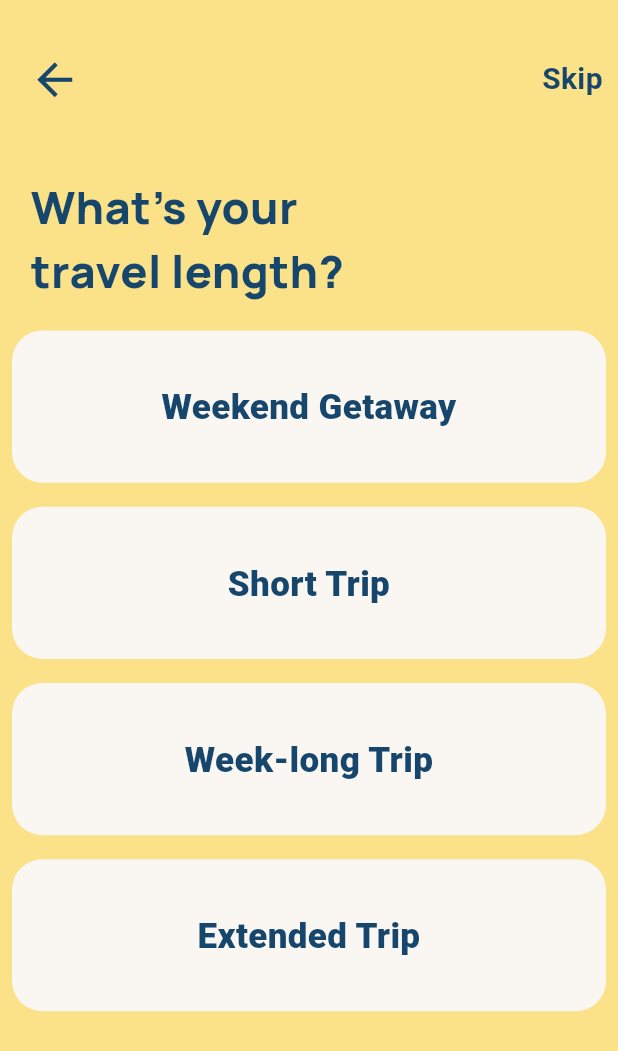
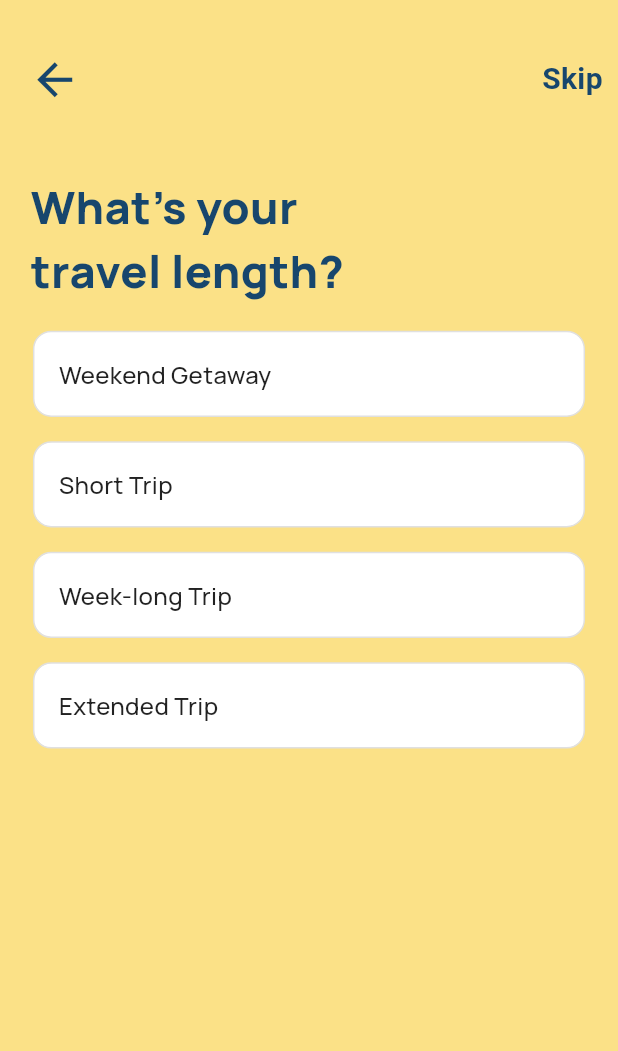
Before and after one commit to swarnaliiiiii/lokus, a Flutter app: the Keywordscreen2 screen opened directly, on a phone screen of 412 x 824 dp. Shown: the top 1051 px of the screen. Run offline on Flutter 3.47's test engine with Material 3 defaults, Android fonts, the phone set to English and light mode, and no system bars; our stand-ins replace flutter_dotenv, flutter_gemini, flutter_screenutil, get, google_fonts, google_maps_flutter and 2 more; accounts and stored records are empty.

Commit message:
feat: add InputController for managing user preferences and selections; update keywords screens and app structure

```diff
--- a/lib/app.dart
+++ b/lib/app.dart
@@ -3,7 +3,7 @@ import 'package:flutter/material.dart';
 import 'package:lokus/screens/splash/splashscreen.dart';
 import 'package:flutter_screenutil/flutter_screenutil.dart';
 import 'package:get/get.dart';
-
+import 'package:lokus/screens/keywords/keywordscreen2.dart';
 
 class MyApp extends StatelessWidget {
   const MyApp({Key? key}) : super(key: key);
@@ -18,7 +18,7 @@ class MyApp extends StatelessWidget {
       builder: (context, child) {
         return GetMaterialApp(
           debugShowCheckedModeBanner: false,
-          home: const SplashScreen(),
+          home: const Keywordscreen2(),
         );
       },
     );
--- /dev/null
+++ b/lib/controllers/inputcontroller.dart
@@ -0,0 +1,98 @@
+import 'package:get/get.dart';
+import 'package:shared_preferences/shared_preferences.dart';
+
+class InputController extends GetxController {
+  var SelectedDuration = ''.obs;
+  var SelectedBudget = ''.obs;
+  var SelectedPeople = ''.obs;
+  var SelectedDestination = ''.obs;
+
+  final List<String> durationOptions = [
+    'Weekend Getaway',
+    'Short Trip',
+    'Week-long Trip',
+    'Extended Trip',
+  ];
+  final List<String> _budgetOptions = [
+    'Budget',
+    'Moderate',
+    'Comfortable',
+    'Premium',
+  ];
+  final List<String> _peopleOptions = [
+    'Solo Traveler',
+    'Couple',
+    'Family of 4',
+    'Group',
+  ];
+
+  @override
+  void onInit() {
+    super.onInit();
+    loadSavedPreferences();
+  }
+
+  Future<void> loadSavedPreferences() async {
+    final prefs = await SharedPreferences.getInstance();
+    SelectedDuration.value = prefs.getString('SelectedDuration') ?? '';
+    SelectedBudget.value = prefs.getString('SelectedBudget') ?? '';
+    SelectedPeople.value = prefs.getString('SelectedPeople') ?? '';
+    SelectedDestination.value = prefs.getString('SelectedDestination') ?? '';
+  }
+
+  Future<void> setTravelDuration(String duration) async {
+    SelectedDuration.value = duration;
+    final prefs = await SharedPreferences.getInstance();
+    await prefs.setString('SelectedDuration', duration);
+  }
+
+  Future<void> setTravelBudget(String budget) async {
+    SelectedBudget.value = budget;
+    final prefs = await SharedPreferences.getInstance();
+    await prefs.setString('SelectedBudget', budget);
+  }
+
+  Future<void> setTravelPeople(String people) async {
+    SelectedPeople.value = people;
+    final prefs = await SharedPreferences.getInstance();
+    await prefs.setString('SelectedPeople', people);
+  }
+
+  Future<void> setTravelDestination(String destination) async {
+    SelectedDestination.value = destination;
+    final prefs = await SharedPreferences.getInstance();
+    await prefs.setString('SelectedDestination', destination);
+  }
+
+  bool isDurationSelected(String duration) {
+    return SelectedDuration.value == duration;
+  }
+  bool isBudgetSelected(String budget) {
+    return SelectedBudget.value == budget;
+  }
+  bool isPeopleSelected(String people) {
+    return SelectedPeople.value == people;
+  }
+  bool isDestinationSelected(String destination) {
+    return SelectedDestination.value == destination;
+  }
+
+  Future<void> clearPreferences() async {
+    final prefs = await SharedPreferences.getInstance();
+    await prefs.remove('SelectedDuration');
+    await prefs.remove('SelectedBudget');
+    await prefs.remove('SelectedPeople');
+    await prefs.remove('SelectedDestination');
+    SelectedDuration.value = '';
+    SelectedBudget.value = '';
+    SelectedPeople.value = '';
+    SelectedDestination.value = '';
+    return;
+  }
+
+  String getFormatedPreference() {
+    return 'Duration: ${SelectedDuration.value}, Budget: ${SelectedBudget.value}, People: ${SelectedPeople.value}, Destination: ${SelectedDestination.value}';
+  }
+
+
+}
--- a/lib/domains/constants/appcolors.dart
+++ b/lib/domains/constants/appcolors.dart
@@ -6,4 +6,6 @@ class AppColors {
   static const Color page3Color = Color.fromRGBO(237, 168, 209, 1);
   static const Color splashColor = Color(0xFFFBD9E5);
   static const Color keywordColor = Color.fromARGB(255, 159, 224, 127);
+  static const Color letterColor = Color(0xFF0D47A1);
+
 }
--- a/lib/main.dart
+++ b/lib/main.dart
@@ -8,6 +8,7 @@ import 'package:get/get.dart';
 import 'routes/app_pages.dart';
 import 'routes/app_routes.dart';
 import 'package:lokus/screens/tab_bar/tabcontroller.dart';
+import 'package:lokus/controllers/inputcontroller.dart';
 
 void main() async {
   // CRITICAL: Initialize Flutter binding first
@@ -19,6 +20,7 @@ void main() async {
 
     // Get API key with better error handling
     String apiKey = dotenv.env['API_KEY'] ?? '';
+
 
     if (apiKey.isEmpty) {
       print('Warning: API_KEY not found in .env file');
@@ -52,5 +54,8 @@ void _initializeControllers() {
     permanent: true,
   );
 
+  Get.put(InputController(), permanent: true);
+  Get.put(NavigationController(), permanent: true);
+
   print('Controllers initialized successfully');
 }
--- a/lib/screens/keywords/keywordscreen2.dart
+++ b/lib/screens/keywords/keywordscreen2.dart
@@ -7,6 +7,8 @@ import 'package:lokus/widgets/square.dart';
 import 'package:flutter_screenutil/flutter_screenutil.dart';
 import 'package:lokus/screens/keywords/keywordscreen3.dart';
 import 'dart:async';
+import 'package:get/get.dart';
+import 'package:lokus/controllers/inputcontroller.dart';
 
 class Keywordscreen2 extends StatefulWidget {
   const Keywordscreen2({Key? key}) : super(key: key);
@@ -16,21 +18,26 @@ class Keywordscreen2 extends StatefulWidget {
 }
 
 class _Keywordscreen2State extends State<Keywordscreen2> {
+  // Get the controller instance
+  final InputController inputController = Get.find<InputController>();
+  Timer? _navigationTimer;
+
   @override
-  void initState() {
-    super.initState();
-    Timer(Duration(seconds: 3), () {
+  void dispose() {
+    _navigationTimer?.cancel();
+    super.dispose();
+  }
+
+  void _handleDurationSelection(String duration) {
+    // Save duration using controller
+    inputController.setTravelDuration(duration);
+
+    // Navigate after short delay
+    _navigationTimer = Timer(Duration(seconds: 1), () {
       Navigator.pushReplacement(
           context, MaterialPageRoute(builder: (context) => Keywordscreen3()));
     });
   }
-
-  final List<String> _durationOptions = [
-    'Weekend Getaway',
-    'Short Trip',
-    'Week-long Trip',
-    'Extended Trip',
-  ];
 
   @override
   Widget build(BuildContext context) {
@@ -69,14 +76,75 @@ class _Keywordscreen2State extends State<Keywordscreen2> {
             height: 500.h,
             width: double.infinity,
             child: ListView.builder(
-              itemCount: 4,
+              itemCount: inputController.durationOptions.length,
               itemBuilder: (context, index) {
-                return Square(
-                    child: _durationOptions[index],
-                );
+                String option = inputController.durationOptions[index];
+
+                return Obx(() {
+                  bool isSelected = inputController.isDurationSelected(option);
+
+                  return GestureDetector(
+                    onTap: () => _handleDurationSelection(option),
+                    child: Container(
+                      margin: EdgeInsets.symmetric(horizontal: 20.w, vertical: 8.h),
+                      decoration: BoxDecoration(
+                        color: isSelected ? AppColors.letterColor : Colors.white,
+                        borderRadius: BorderRadius.circular(12.r),
+                        border: Border.all(
+                          color: isSelected ? AppColors.letterColor ?? Colors.blue : Colors.grey.shade300,
+                          width: isSelected ? 2 : 1,
+                        ),
+                      ),
+                      child: Padding(
+                        padding: EdgeInsets.all(16.r),
+                        child: Row(
+                          children: [
+                            Expanded(
+                              child: Text(
+                                option,
+                                style: GoogleFonts.manrope(
+                                  fontSize: 16,
+                                  fontWeight: isSelected ? FontWeight.w600 : FontWeight.w500,
+                                  color: isSelected ? AppColors.dashColor : Colors.black87,
+                                ),
+                              ),
+                            ),
+                            if (isSelected)
+                              Icon(
+                                Icons.check_circle,
+                                color: AppColors.dashColor,
+                                size: 24.r,
+                              ),
+                          ],
+                        ),
+                      ),
+                    ),
+                  );
+                });
               },
             ),
           ),
+          // Show selected duration
+          Obx(() => inputController.SelectedDuration.value.isNotEmpty
+              ? Padding(
+                  padding: EdgeInsets.all(20.r),
+                  child: Container(
+                    padding: EdgeInsets.all(12.r),
+                    decoration: BoxDecoration(
+                      color: AppColors.letterColor?.withOpacity(0.1),
+                      borderRadius: BorderRadius.circular(8.r),
+                    ),
+                    child: Text(
+                      'Selected: ${inputController.SelectedDuration.value}',
+                      style: GoogleFonts.manrope(
+                        fontSize: 14,
+                        fontWeight: FontWeight.w600,
+                        color: AppColors.letterColor,
+                      ),
+                    ),
+                  ),
+                )
+              : SizedBox.shrink()),
         ],
       ),
     );
--- a/pubspec.yaml
+++ b/pubspec.yaml
@@ -43,6 +43,7 @@ dependencies:
   google_maps_flutter: ^2.12.2
   location: ^8.0.0
   uuid: ^4.5.1
+  shared_preferences: ^2.5.3
 
 dev_dependencies:
   flutter_test:
```
Also changed, not shown: lib/screens/keywords/keywordscreen.dart (+24 -9 lines), pubspec.lock, 1 other file.
